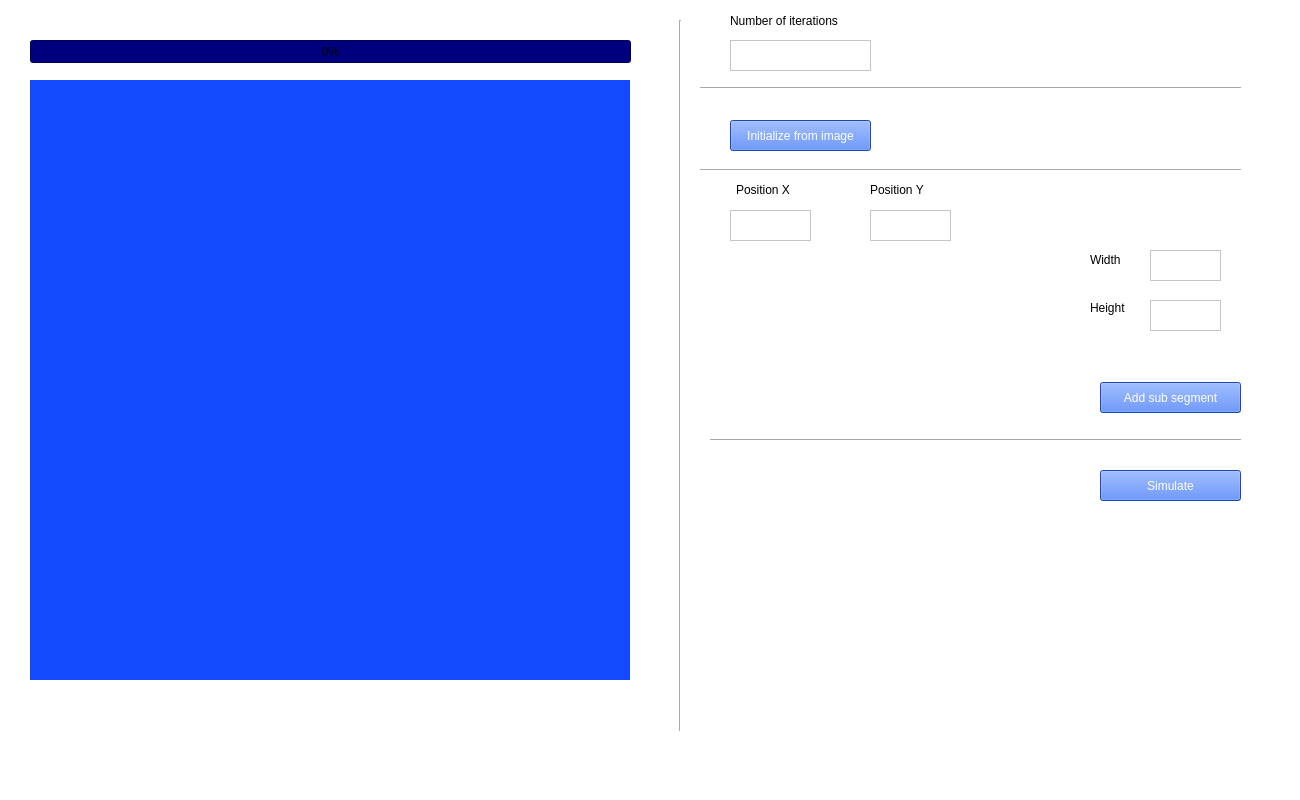
First picture: the form in mainwindow.ui, repository chimarry/QtGameOfLife, before the edit.
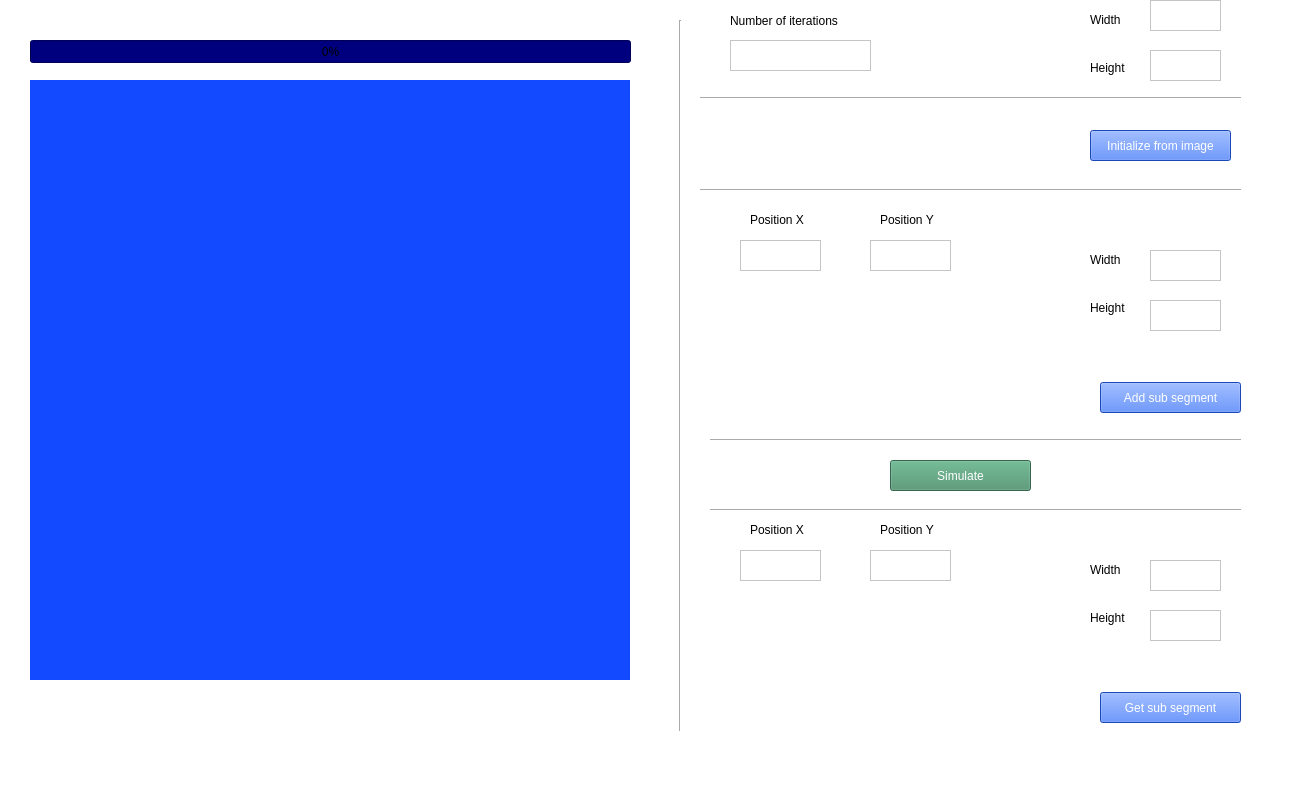
Second picture: the form after the edit.

What changed in the file:
```diff
--- a/mainwindow.ui
+++ b/mainwindow.ui
@@ -46,14 +46,15 @@
    <widget class="QPushButton" name="simulateButton">
     <property name="geometry">
      <rect>
-      <x>1100</x>
-      <y>470</y>
+      <x>890</x>
+      <y>460</y>
       <width>141</width>
       <height>31</height>
      </rect>
     </property>
     <property name="styleSheet">
      <string notr="true">background-color: rgb(37, 102, 255);
+background-color: rgb(71, 143, 106);
 font: 75 10pt &quot;Sitka Text&quot;;
 color: rgb(255, 255, 255);</string>
     </property>
@@ -110,7 +111,7 @@
     <property name="geometry">
      <rect>
       <x>700</x>
-      <y>80</y>
+      <y>90</y>
       <width>541</width>
       <height>16</height>
      </rect>
@@ -135,8 +136,8 @@
    <widget class="QPushButton" name="initalizeFromImageButton">
     <property name="geometry">
      <rect>
-      <x>730</x>
-      <y>120</y>
+      <x>1090</x>
+      <y>130</y>
       <width>141</width>
       <height>31</height>
      </rect>
@@ -154,7 +155,7 @@
     <property name="geometry">
      <rect>
       <x>700</x>
-      <y>160</y>
+      <y>180</y>
       <width>541</width>
       <height>20</height>
      </rect>
@@ -166,9 +167,9 @@
    <widget class="QLabel" name="fileDisplayLabel">
     <property name="geometry">
      <rect>
-      <x>890</x>
-      <y>129</y>
-      <width>341</width>
+      <x>720</x>
+      <y>140</y>
+      <width>331</width>
       <height>16</height>
      </rect>
     </property>
@@ -182,8 +183,8 @@
    <widget class="QTextEdit" name="positionX">
     <property name="geometry">
      <rect>
-      <x>730</x>
-      <y>210</y>
+      <x>740</x>
+      <y>240</y>
       <width>81</width>
       <height>31</height>
      </rect>
@@ -193,7 +194,7 @@
     <property name="geometry">
      <rect>
       <x>870</x>
-      <y>210</y>
+      <y>240</y>
       <width>81</width>
       <height>31</height>
      </rect>
@@ -222,8 +223,8 @@
    <widget class="QLabel" name="label_x">
     <property name="geometry">
      <rect>
-      <x>736</x>
-      <y>180</y>
+      <x>750</x>
+      <y>210</y>
       <width>61</width>
       <height>20</height>
      </rect>
@@ -238,8 +239,8 @@
    <widget class="QLabel" name="label_x_2">
     <property name="geometry">
      <rect>
-      <x>870</x>
-      <y>180</y>
+      <x>880</x>
+      <y>210</y>
       <width>71</width>
       <height>20</height>
      </rect>
@@ -287,9 +288,9 @@
     <property name="geometry">
      <rect>
       <x>740</x>
-      <y>270</y>
-      <width>211</width>
-      <height>111</height>
+      <y>300</y>
+      <width>150</width>
+      <height>150</height>
      </rect>
     </property>
     <property name="text">
@@ -327,6 +328,206 @@
      <string>Add sub segment</string>
     </property>
    </widget>
+   <widget class="QTextEdit" name="height_2">
+    <property name="geometry">
+     <rect>
+      <x>1150</x>
+      <y>50</y>
+      <width>71</width>
+      <height>31</height>
+     </rect>
+    </property>
+   </widget>
+   <widget class="QTextEdit" name="width_2">
+    <property name="geometry">
+     <rect>
+      <x>1150</x>
+      <y>0</y>
+      <width>71</width>
+      <height>31</height>
+     </rect>
+    </property>
+   </widget>
+   <widget class="QLabel" name="label_4">
+    <property name="geometry">
+     <rect>
+      <x>1090</x>
+      <y>60</y>
+      <width>47</width>
+      <height>16</height>
+     </rect>
+    </property>
+    <property name="styleSheet">
+     <string notr="true">font: 75 9pt &quot;Sitka Text&quot;;</string>
+    </property>
+    <property name="text">
+     <string>Height</string>
+    </property>
+   </widget>
+   <widget class="QLabel" name="label_5">
+    <property name="geometry">
+     <rect>
+      <x>1090</x>
+      <y>10</y>
+      <width>47</width>
+      <height>20</height>
+     </rect>
+    </property>
+    <property name="styleSheet">
+     <string notr="true">font: 75 9pt &quot;Sitka Text&quot;;</string>
+    </property>
+    <property name="text">
+     <string>Width</string>
+    </property>
+   </widget>
+   <widget class="Line" name="line_5">
+    <property name="geometry">
+     <rect>
+      <x>710</x>
+      <y>500</y>
+      <width>531</width>
+      <height>20</height>
+     </rect>
+    </property>
+    <property name="orientation">
+     <enum>Qt::Horizontal</enum>
+    </property>
+   </widget>
+   <widget class="QLabel" name="label_x_3">
+    <property name="geometry">
+     <rect>
+      <x>880</x>
+      <y>520</y>
+      <width>71</width>
+      <height>20</height>
+     </rect>
+    </property>
+    <property name="styleSheet">
+     <string notr="true">font: 75 9pt &quot;Sitka Text&quot;;</string>
+    </property>
+    <property name="text">
+     <string>Position Y</string>
+    </property>
+   </widget>
+   <widget class="QPushButton" name="getSubSegmentButton">
+    <property name="geometry">
+     <rect>
+      <x>1100</x>
+      <y>692</y>
+      <width>141</width>
+      <height>31</height>
+     </rect>
+    </property>
+    <property name="styleSheet">
+     <string notr="true">background-color: rgb(37, 102, 255);
+font: 75 10pt &quot;Sitka Text&quot;;
+color: rgb(255, 255, 255);</string>
+    </property>
+    <property name="text">
+     <string>Get sub segment</string>
+    </property>
+   </widget>
+   <widget class="QTextEdit" name="getSubSegmentPositionY">
+    <property name="geometry">
+     <rect>
+      <x>870</x>
+      <y>550</y>
+      <width>81</width>
+      <height>31</height>
+     </rect>
+    </property>
+   </widget>
+   <widget class="QTextEdit" name="getSubSegmentHeight">
+    <property name="geometry">
+     <rect>
+      <x>1150</x>
+      <y>610</y>
+      <width>71</width>
+      <height>31</height>
+     </rect>
+    </property>
+   </widget>
+   <widget class="QLabel" name="getSubSegmentLabel">
+    <property name="geometry">
+     <rect>
+      <x>750</x>
+      <y>590</y>
+      <width>150</width>
+      <height>150</height>
+     </rect>
+    </property>
+    <property name="text">
+     <string/>
+    </property>
+   </widget>
+   <widget class="QTextEdit" name="getSubSegmentPositionX">
+    <property name="geometry">
+     <rect>
+      <x>740</x>
+      <y>550</y>
+      <width>81</width>
+      <height>31</height>
+     </rect>
+    </property>
+   </widget>
+   <widget class="QLabel" name="label_x_4">
+    <property name="geometry">
+     <rect>
+      <x>750</x>
+      <y>520</y>
+      <width>61</width>
+      <height>20</height>
+     </rect>
+    </property>
+    <property name="styleSheet">
+     <string notr="true">font: 75 9pt &quot;Sitka Text&quot;;</string>
+    </property>
+    <property name="text">
+     <string>Position X</string>
+    </property>
+   </widget>
+   <widget class="QTextEdit" name="getSubSegmentWidth">
+    <property name="geometry">
+     <rect>
+      <x>1150</x>
+      <y>560</y>
+      <width>71</width>
+      <height>31</height>
+     </rect>
+    </property>
+   </widget>
+   <widget class="QLabel" name="label_6">
+    <property name="geometry">
+     <rect>
+      <x>1090</x>
+      <y>610</y>
+      <width>47</width>
+      <height>16</height>
+     </rect>
+    </property>
+    <property name="styleSheet">
+     <string notr="true">font: 75 9pt &quot;Sitka Text&quot;;</string>
+    </property>
+    <property name="text">
+     <string>Height</string>
+    </property>
+   </widget>
+   <widget class="QLabel" name="label_7">
+    <property name="geometry">
+     <rect>
+      <x>1090</x>
+      <y>560</y>
+      <width>47</width>
+      <height>20</height>
+     </rect>
+    </property>
+    <property name="styleSheet">
+     <string notr="true">font: 75 9pt &quot;Sitka Text&quot;;</string>
+    </property>
+    <property name="text">
+     <string>Width</string>
+    </property>
+   </widget>
   </widget>
   <widget class="QMenuBar" name="menubar">
    <property name="geometry">
```
